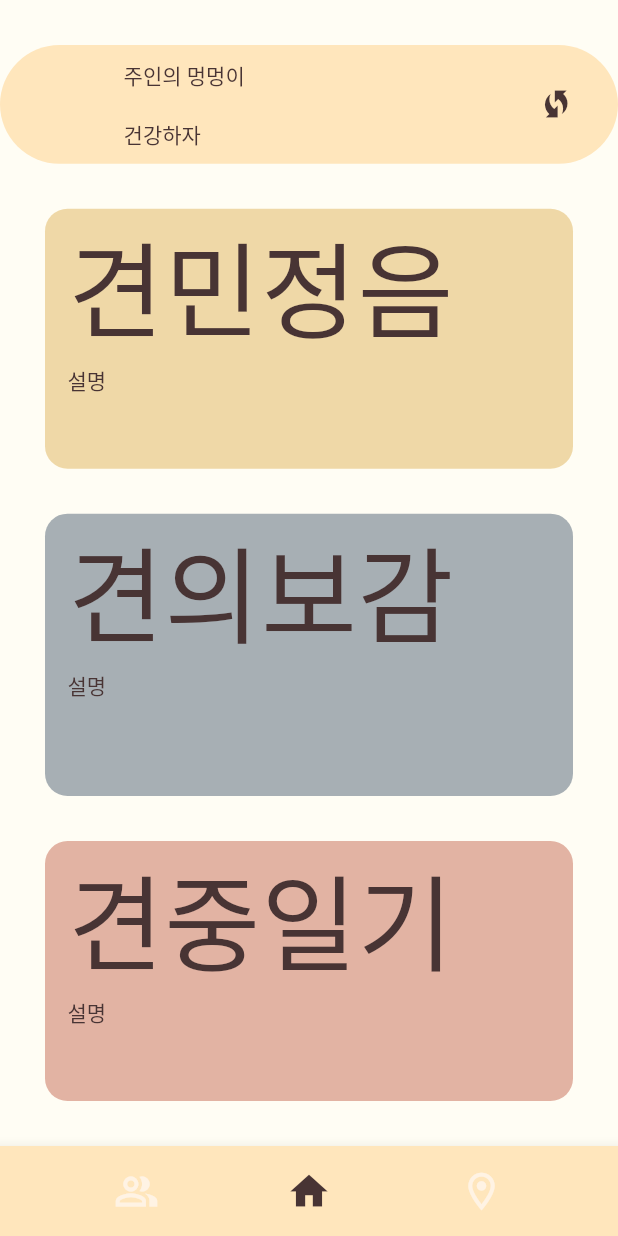
After one commit to TIONBARY/GSSL, a Flutter app: the MainPage screen opened directly, on a phone screen of 412 x 824 dp. The commit adds this screen. Run offline on Flutter 3.47's test engine with Material 2 defaults, Android fonts, the phone set to English and light mode, and no system bars; our stand-ins replace flutter_svg; missing offline and left inert: flutter_auth, work; Roboto replaces fonts that are missing (Daehan).

Commit message:
:bug: git conflict 수정

```diff
--- a/FrontEnd/lib/main.dart
+++ b/FrontEnd/lib/main.dart
@@ -1,9 +1,9 @@
 import 'package:flutter/material.dart';
-import 'package:work/Screens/Welcome/welcome_screen.dart';
-import 'package:work/constants.dart';
+import './pages/main_page.dart';
+import './pages/splash_screen.dart';
 
 void main() {
-  runApp(MyApp());
+  runApp(const MyApp());
 }
 
 class MyApp extends StatelessWidget {
@@ -13,33 +13,20 @@ class MyApp extends StatelessWidget {
   @override
   Widget build(BuildContext context) {
     return MaterialApp(
-      debugShowCheckedModeBanner: false,
-      title: 'Flutter Auth',
+      title: 'Flutter Demo',
       theme: ThemeData(
-          primaryColor: kPrimaryColor,
-          scaffoldBackgroundColor: Colors.white,
-          elevatedButtonTheme: ElevatedButtonThemeData(
-            style: ElevatedButton.styleFrom(
-              elevation: 0,
-              primary: kPrimaryColor,
-              shape: const StadiumBorder(),
-              maximumSize: const Size(double.infinity, 56),
-              minimumSize: const Size(double.infinity, 56),
-            ),
-          ),
-          inputDecorationTheme: const InputDecorationTheme(
-            filled: true,
-            fillColor: kPrimaryLightColor,
-            iconColor: kPrimaryColor,
-            prefixIconColor: kPrimaryColor,
-            contentPadding: EdgeInsets.symmetric(
-                horizontal: defaultPadding, vertical: defaultPadding),
-            border: OutlineInputBorder(
-              borderRadius: BorderRadius.all(Radius.circular(30)),
-              borderSide: BorderSide.none,
-            ),
-          )),
-      home: const WelcomeScreen(),
+        primarySwatch: Colors.blue,
+      ),
+      home: const HomePage(),
     );
   }
 }
+
+class HomePage extends StatelessWidget {
+  const HomePage({Key? key}) : super(key: key);
+
+  @override
+  Widget build(BuildContext context) {
+    return SplashScreen();
+  }
+}
--- /dev/null
+++ b/FrontEnd/lib/pages/main_page.dart
@@ -0,0 +1,197 @@
+import 'package:flutter/material.dart';
+import 'package:flutter/rendering.dart';
+import '../widget/main_function_box.dart';
+
+class MainPage extends StatefulWidget {
+  const MainPage({Key? key}) : super(key: key);
+
+  @override
+  State<MainPage> createState() => _MainPageState();
+}
+
+class _MainPageState extends State<MainPage> {
+  @override
+  Widget build(BuildContext context) {
+    return Scaffold(
+      resizeToAvoidBottomInset: false,
+      appBar: AppBar(
+        toolbarHeight: 0,
+      ),
+      body: Container(
+        color: Color(0xFFFFFDF4),
+        child: Column(
+          children: [
+            Flexible(
+              child: UserBar(),
+              flex: 1,
+            ),
+            Flexible(
+              child: behavior_diagnosis(),
+              flex: 2,
+            ),
+            Flexible(
+              child: health_diagnosis(),
+              flex: 2,
+            ),
+            Flexible(
+              child: diary(),
+              flex: 2,
+            ),
+          ],
+        ),
+      ),
+      bottomNavigationBar: BottomAppBar(
+        color: Color(0xFFFFE6BC),
+        child: SizedBox(
+          height: 60,
+          child: Row(
+            mainAxisAlignment: MainAxisAlignment.spaceEvenly,
+            children: [
+              IconButton(
+                icon: Icon(
+                  Icons.people_alt_outlined,
+                  size: 30,
+                  color: Color(0xFFFFF3E4),
+                ),
+                onPressed: () {},
+              ),
+              IconButton(
+                icon: Icon(
+                  Icons.home,
+                  size: 30,
+                  color: Color(0xFF483434),
+                ),
+                onPressed: () {},
+              ),
+              IconButton(
+                icon: Icon(
+                  Icons.location_on_outlined,
+                  size: 30,
+                  color: Color(0xFFFFF3E4),
+                ),
+                onPressed: () {},
+              ),
+            ],
+          ),
+        ),
+      ),
+    );
+  }
+}
+
+class UserBar extends StatelessWidget {
+  const UserBar({Key? key}) : super(key: key);
+
+  @override
+  Widget build(BuildContext context) {
+    return Container(
+      margin: EdgeInsets.fromLTRB(0, 30, 0, 0),
+      // padding: EdgeInsets.fromLTRB(0, 10, 0, 10),
+      decoration: BoxDecoration(
+        borderRadius: BorderRadius.circular(45),
+        color: Color(0xFFFFE6BC),
+      ),
+      child: Row(
+        children: [
+          Flexible(
+              child: Container(
+                // color: Colors.blue
+              )),
+          Flexible(
+            child: Container(
+              child: Column(
+                // crossAxisAlignment: CrossAxisAlignment.center,
+                children: [
+                  Flexible(
+                    child: Container(
+                      child: Container(
+                        padding: EdgeInsets.fromLTRB(0, 10, 0, 10),
+                        child: Text(
+                          "주인의 멍멍이",
+                          style: TextStyle(color: Color(0xFF483434)),
+                        ),
+                        width: double.infinity,
+                        height: double.infinity,
+                      ),
+                    ),
+                    flex: 1,
+                  ),
+                  Flexible(
+                    child: Container(
+                      child: Container(
+                        padding: EdgeInsets.fromLTRB(0, 10, 0, 10),
+                        child: Text(
+                          "건강하자",
+                          style: TextStyle(
+                            color: Color(0xFF483434),
+                          ),
+                        ),
+                        width: double.infinity,
+                        height: double.infinity,
+                      ),
+                    ),
+                    flex: 1,
+                  ),
+                ],
+              ),
+            ),
+            flex: 3,
+          ),
+          Flexible(
+            child: Container(
+              // color: Colors.green,
+              child: Container(
+                child: Icon(
+                  Icons.wifi_protected_setup_outlined,
+                  color: Color(0xFF483434),
+                ),
+                width: double.infinity,
+                height: double.infinity,
+              ),
+            ),
+            flex: 1,
+          ),
+        ],
+      ),
+    );
+  }
+}
+
+class behavior_diagnosis extends StatelessWidget {
+  const behavior_diagnosis({Key? key}) : super(key: key);
+
+  @override
+  Widget build(BuildContext context) {
+    return function_box(
+      title: '견민정음',
+      box_color: Color(0x80DFB45B),
+      paddings: EdgeInsets.fromLTRB(30, 30, 30, 15),
+    );
+  }
+}
+
+class health_diagnosis extends StatelessWidget {
+  const health_diagnosis({Key? key}) : super(key: key);
+
+  @override
+  Widget build(BuildContext context) {
+    return function_box(
+      title: '견의보감',
+      box_color: Color(0x80506274),
+      paddings: EdgeInsets.fromLTRB(30, 15, 30, 15),
+    );
+  }
+}
+
+class diary extends StatelessWidget {
+  const diary({Key? key}) : super(key: key);
+
+  @override
+  Widget build(BuildContext context) {
+    return function_box(
+      title: '견중일기',
+      box_color: Color(0x80C66952),
+      paddings: EdgeInsets.fromLTRB(30, 15, 30, 30),
+    );
+  }
+}
--- /dev/null
+++ b/FrontEnd/lib/pages/splash_screen.dart
@@ -0,0 +1,47 @@
+import 'dart:async';
+import 'package:flutter/material.dart';
+import '../Screens/Welcome/welcome_screen.dart';
+import './main_page.dart';
+
+/***
+ * Container(
+    width: double.infinity,
+    height: double.infinity,
+    child:Image.asset('assets/images/loading.png'),
+    );
+ */
+
+
+class SplashScreen extends StatefulWidget {
+  @override
+  _SplashScreenState createState() => _SplashScreenState();
+}
+
+class _SplashScreenState extends State<SplashScreen> {
+
+  @override
+  void initState() {
+    super.initState();
+    Timer(
+      Duration(seconds: 4),
+          () => Navigator.push(
+        context,
+        MaterialPageRoute(builder: (context) => WelcomeScreen()),
+      ),
+    );
+  }
+
+  @override
+  Widget build(BuildContext context) {
+    double width = MediaQuery.of(context).size.width;
+    double height = MediaQuery.of(context).size.height;
+
+    return Container(
+      decoration: BoxDecoration(
+        image: DecorationImage(
+            image: AssetImage('assets/images/loading.gif'), fit: BoxFit.contain),
+      ),
+
+    );
+  }
+}
--- /dev/null
+++ b/FrontEnd/lib/widget/main_function_box.dart
@@ -0,0 +1,73 @@
+import 'package:flutter/material.dart';
+
+class function_box extends StatelessWidget {
+  const function_box(
+      {Key? key,
+        required this.title,
+        required this.box_color,
+        required this.paddings})
+      : super(key: key);
+  final title;
+  final box_color;
+  final paddings;
+
+  @override
+  Widget build(BuildContext context) {
+    return Padding(
+      padding: paddings,
+      child: Container(
+        child: Column(
+          children: [
+            Flexible(
+              child: Container(
+                width: 480,
+                height: 360,
+                decoration: BoxDecoration(
+                  borderRadius: BorderRadius.circular(15),
+                  color: box_color,
+                ),
+                child: Column(
+                  crossAxisAlignment: CrossAxisAlignment.start,
+                  children: [
+                    Container(
+                      child: Column(
+                        mainAxisAlignment: MainAxisAlignment.center,
+                        crossAxisAlignment: CrossAxisAlignment.start,
+                        children: [
+                          Padding(
+                            padding: const EdgeInsets.fromLTRB(15, 0, 0, 0),
+                            child: Text(
+                              "${title}",
+                              style: TextStyle(
+                                fontSize: 70,
+                                color: Color(0xFF483434),
+                                fontFamily: "Daehan",
+                              ),
+                            ),
+                          ),
+                          Padding(
+                            padding: const EdgeInsets.fromLTRB(15, 0, 0, 0),
+                            child: Text(
+                              "설명",
+                              style: TextStyle(
+                                color: Color(0xFF483434),
+                                fontFamily: "Daehan",
+                              ),
+                            ),
+                          ),
+                        ],
+                      ),
+                    ),
+                  ],
+                ),
+              ),
+              flex: 1,
+            ),
+          ],
+        ),
+      ),
+    );
+    ;
+    ;
+  }
+}
```
Also changed, not shown: FrontEnd/pubspec.yaml (+6 -2 lines), FrontEnd/lib/pages/camera_guide.dart (added), FrontEnd/lib/pages/intro.dart (added), FrontEnd/lib/pages/join.dart (added), FrontEnd/lib/pages/login.dart (added), 3 other files.
